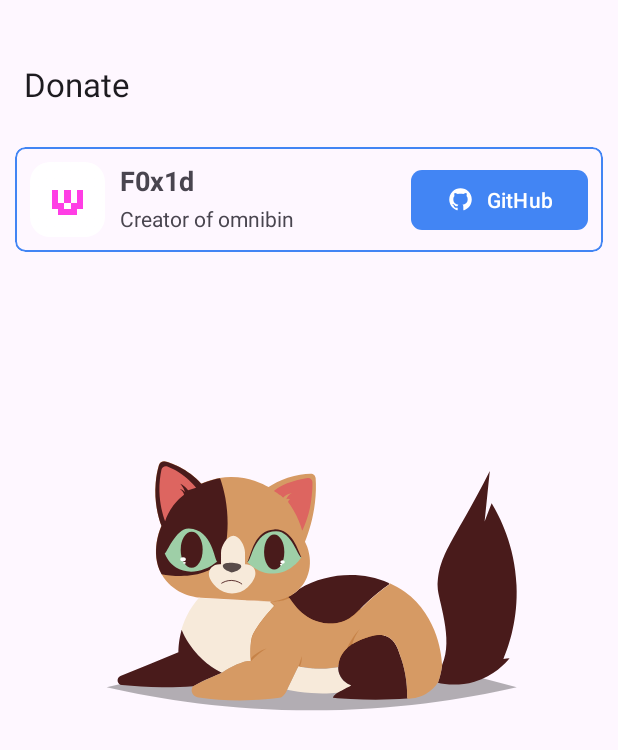
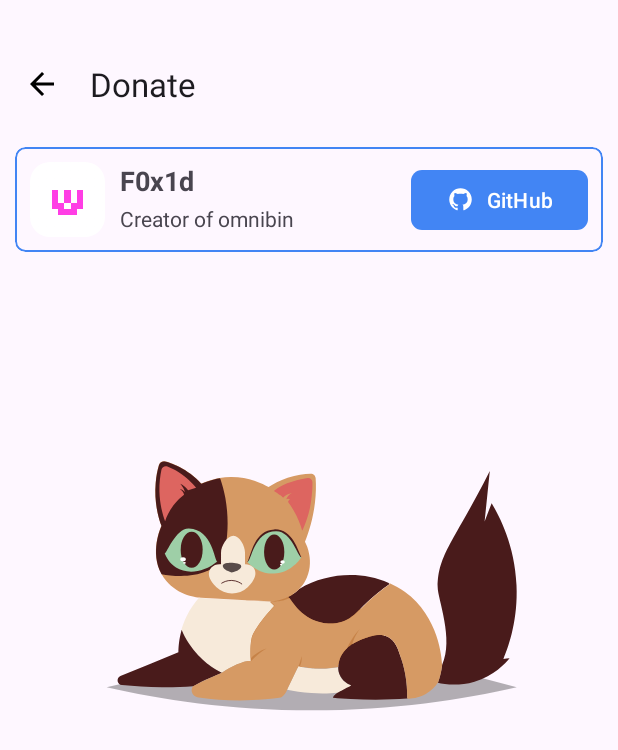
Before and after one commit to vaginessa/omnibin, an Android app: the DonateActivity screen opened directly, with no data from a screen before it, on a phone screen of 412 x 824 dp. Shown: the top 750 px of the screen. Run offline under Robolectric (Android 15) with nearby library versions, the phone set to English and light mode, and no system bars; our stand-ins replace Room's generated code; libraries missing offline, so code that uses them is left out: com.android.billingclient, com.pddstudio.highlightjs; network calls fail.

Commit message:
improved ux with navigation icons

```diff
--- a/app/src/main/java/com/f0x1d/dogbin/ui/activity/DonateActivity.java
+++ b/app/src/main/java/com/f0x1d/dogbin/ui/activity/DonateActivity.java
@@ -46,6 +46,7 @@ public class DonateActivity extends BaseActivity<AndroidViewModel> {
         mToolbar = findViewById(R.id.toolbar);
         ((ViewGroup.MarginLayoutParams) mToolbar.getLayoutParams()).topMargin = Utils.statusBarHeight();
         mToolbar.setTitle(R.string.donate);
+        mToolbar.setNavigationOnClickListener(v -> onBackPressed());
 
         mF0x1dIcon = findViewById(R.id.f0x1d_icon);
 
--- a/app/src/main/java/com/f0x1d/dogbin/ui/activity/text/TextEditActivity.java
+++ b/app/src/main/java/com/f0x1d/dogbin/ui/activity/text/TextEditActivity.java
@@ -39,6 +39,7 @@ public class TextEditActivity extends BaseActivity<WritingViewModel> {
         setContentView(R.layout.activity_text_edit);
 
         mToolbar = findViewById(R.id.toolbar);
+        mToolbar.setNavigationOnClickListener(v -> onBackPressed());
         ((ViewGroup.MarginLayoutParams) mToolbar.getLayoutParams()).topMargin = Utils.statusBarHeight();
 
         mSlugText = findViewById(R.id.slug_text);
--- a/app/src/main/java/com/f0x1d/dogbin/ui/activity/text/TextViewerActivity.java
+++ b/app/src/main/java/com/f0x1d/dogbin/ui/activity/text/TextViewerActivity.java
@@ -44,6 +44,7 @@ public class TextViewerActivity extends BaseActivity<TextViewModel> {
         setContentView(R.layout.activity_text_view);
 
         mToolbar = findViewById(R.id.toolbar);
+        mToolbar.setNavigationOnClickListener(v -> onBackPressed());
         ((ViewGroup.MarginLayoutParams) mToolbar.getLayoutParams()).topMargin = Utils.statusBarHeight();
         mTextCodeView = findViewById(R.id.text_code_view);
         mLoadingProgress = findViewById(R.id.loading_progress);
--- /dev/null
+++ b/app/src/main/res/drawable/ic_arrow_back.xml
@@ -0,0 +1,10 @@
+<vector xmlns:android="http://schemas.android.com/apk/res/android"
+    android:width="24dp"
+    android:height="24dp"
+    android:viewportWidth="24"
+    android:viewportHeight="24"
+    android:tint="?attr/colorControlNormal">
+  <path
+      android:fillColor="@android:color/white"
+      android:pathData="M20,11H7.83l5.59,-5.59L12,4l-8,8 8,8 1.41,-1.41L7.83,13H20v-2z"/>
+</vector>
--- a/app/src/main/res/layout/activity_donate.xml
+++ b/app/src/main/res/layout/activity_donate.xml
@@ -8,6 +8,8 @@
         android:id="@+id/toolbar"
         android:layout_width="0dp"
         android:layout_height="wrap_content"
+        app:navigationIconTint="?textColor"
+        app:navigationIcon="@drawable/ic_arrow_back"
         app:layout_constraintEnd_toEndOf="parent"
         app:layout_constraintStart_toStartOf="parent"
         app:layout_constraintTop_toTopOf="parent" />
--- a/app/src/main/res/layout/activity_text_edit.xml
+++ b/app/src/main/res/layout/activity_text_edit.xml
@@ -8,6 +8,8 @@
         android:id="@+id/toolbar"
         android:layout_width="0dp"
         android:layout_height="wrap_content"
+        app:navigationIconTint="?textColor"
+        app:navigationIcon="@drawable/ic_arrow_back"
         app:layout_constraintEnd_toEndOf="parent"
         app:layout_constraintStart_toStartOf="parent"
         app:layout_constraintTop_toTopOf="parent" />
--- a/app/src/main/res/layout/activity_text_view.xml
+++ b/app/src/main/res/layout/activity_text_view.xml
@@ -8,6 +8,8 @@
         android:id="@+id/toolbar"
         android:layout_width="0dp"
         android:layout_height="wrap_content"
+        app:navigationIconTint="?textColor"
+        app:navigationIcon="@drawable/ic_arrow_back"
         app:layout_constraintEnd_toEndOf="parent"
         app:layout_constraintStart_toStartOf="parent"
         app:layout_constraintTop_toTopOf="parent" />
--- a/app/src/main/res/menu/text_viewer_menu.xml
+++ b/app/src/main/res/menu/text_viewer_menu.xml
@@ -6,7 +6,7 @@
         android:id="@+id/edit_item"
         android:icon="@drawable/ic_edit"
         android:title="@string/edit"
-        app:showAsAction="always" />
+        app:showAsAction="ifRoom" />
 
     <item
         android:id="@+id/text_wrap_item"
```
Also changed, not shown: 1 other file.
